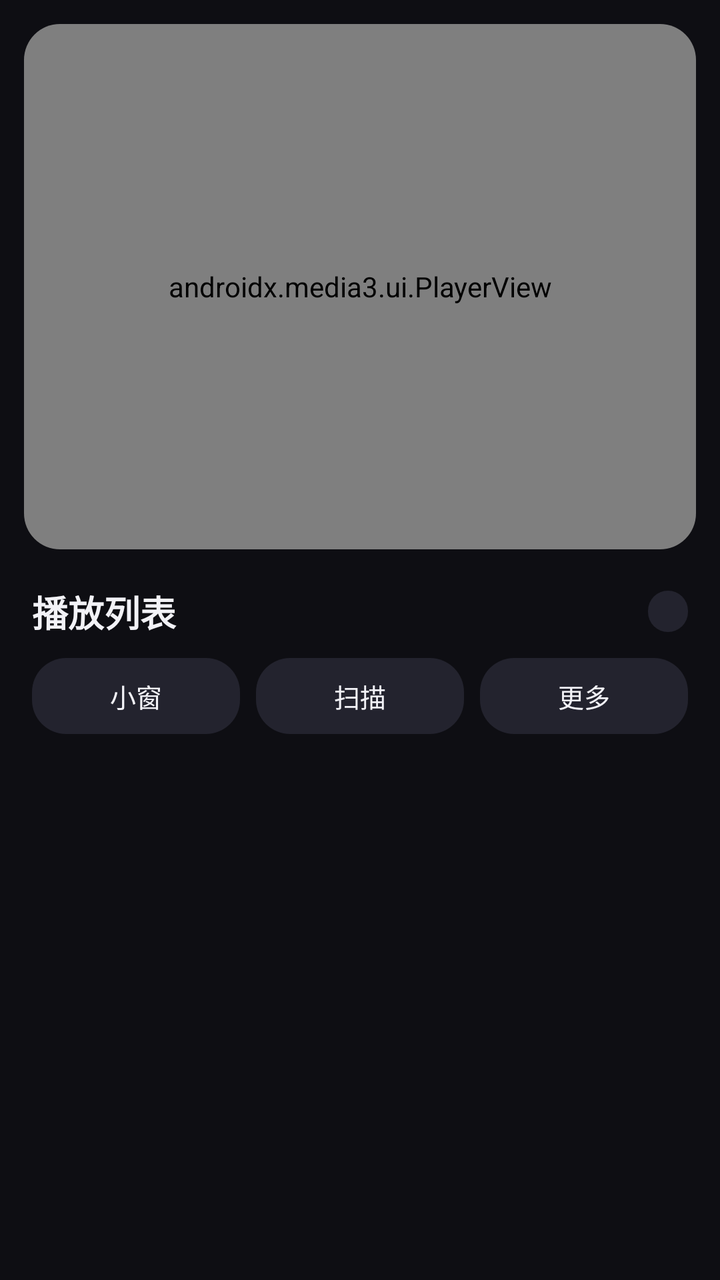
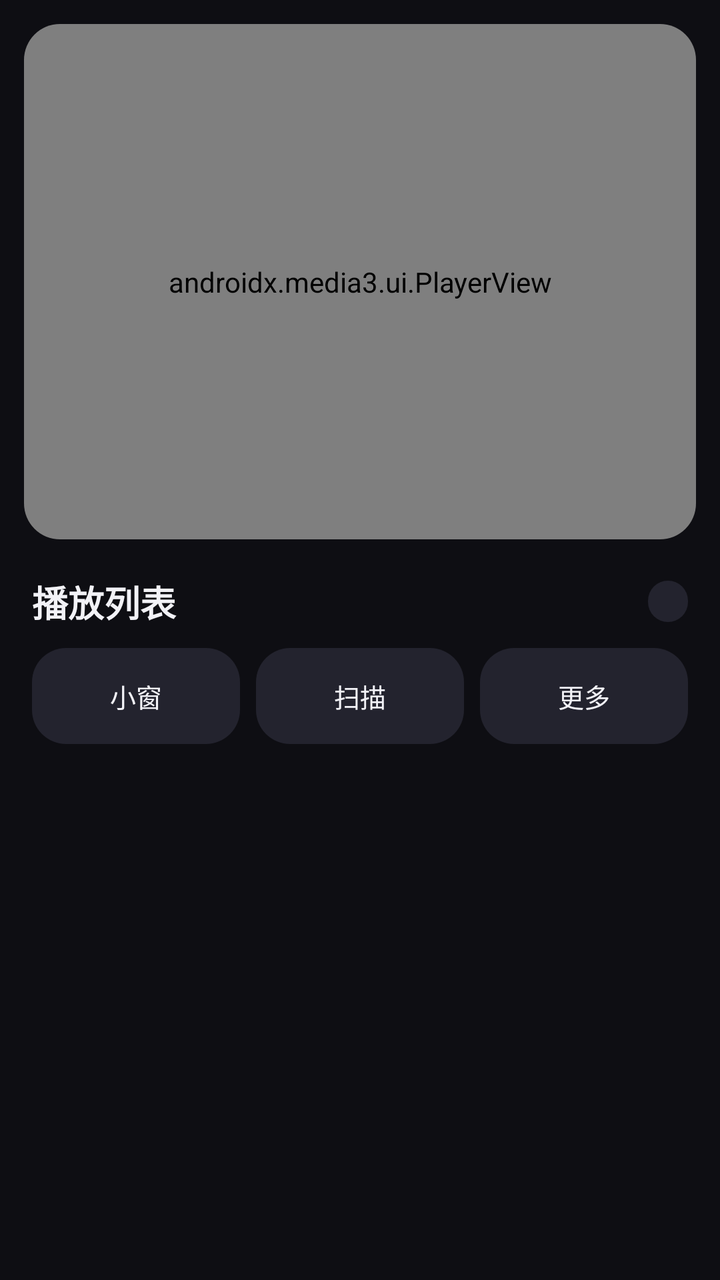

Before-and-after screenshots of an Android layout around one commit, followed by the original layout XML and the change that was made.
<!-- AndroidManifest.xml: application theme Theme.Player -->
<!-- res/layout/activity_main.xml -->
<?xml version="1.0" encoding="utf-8"?>
<LinearLayout xmlns:android="http://schemas.android.com/apk/res/android"
    xmlns:app="http://schemas.android.com/apk/res-auto"
    android:layout_width="match_parent"
    android:layout_height="match_parent"
    android:orientation="vertical">

    
    <com.google.android.material.card.MaterialCardView
        android:id="@+id/player_card"
        android:layout_width="match_parent"
        android:layout_height="0dp"
        android:layout_weight="1"
        android:layout_marginStart="12dp"
        android:layout_marginEnd="12dp"
        android:layout_marginTop="12dp"
        android:layout_marginBottom="4dp"
        app:cardBackgroundColor="@color/bg_dark"
        app:cardCornerRadius="18dp"
        app:cardElevation="0dp"
        app:strokeWidth="0dp">

        
        <androidx.media3.ui.PlayerView
            android:id="@+id/player_view"
            android:layout_width="match_parent"
            android:layout_height="match_parent"
            app:use_controller="true"
            app:show_timeout="3000"
            app:resize_mode="fit"
            app:surface_type="texture_view"
            app:show_buffering="when_playing"
            app:controller_layout_id="@layout/custom_player_control_view"
            app:play_icon="@drawable/player_control_play"
            app:pause_icon="@drawable/player_control_pause"
            app:previous_icon="@drawable/player_control_previous"
            app:next_icon="@drawable/player_control_next"
            app:repeat_off_icon="@drawable/player_control_repeat_off"
            app:repeat_one_icon="@drawable/player_control_repeat_one"
            app:repeat_all_icon="@drawable/player_control_repeat_all"
            app:shuffle_off_icon="@drawable/player_control_shuffle_off"
            app:shuffle_on_icon="@drawable/player_control_shuffle_on"
            app:fullscreen_enter_icon="@drawable/player_control_fullscreen_enter"
            app:fullscreen_exit_icon="@drawable/player_control_fullscreen_exit" />

        
        <LinearLayout
            android:id="@+id/fullscreen_info_bar"
            android:layout_width="match_parent"
            android:layout_height="wrap_content"
            android:layout_gravity="top"
            android:orientation="horizontal"
            android:gravity="center_vertical"
            android:paddingStart="@dimen/fullscreen_info_start_padding"
            android:paddingEnd="16dp"
            android:paddingTop="8dp"
            android:paddingBottom="8dp"
            android:visibility="gone">

            <TextView
                style="@style/FullscreenInfoText"
                android:id="@+id/tv_fullscreen_name"
                android:layout_width="0dp"
                android:layout_height="wrap_content"
                android:layout_weight="1"
                android:singleLine="true"
                android:ellipsize="end" />

            <TextView
                style="@style/FullscreenInfoText"
                android:id="@+id/tv_fullscreen_clock"
                android:layout_width="wrap_content"
                android:layout_height="wrap_content"
                android:layout_marginStart="12dp" />

            <TextView
                style="@style/FullscreenInfoText"
                android:id="@+id/tv_fullscreen_battery"
                android:layout_width="wrap_content"
                android:layout_height="wrap_content"
                android:layout_marginStart="10dp" />

        </LinearLayout>

        
        <TextView
            android:id="@+id/gesture_overlay"
            android:layout_width="wrap_content"
            android:layout_height="wrap_content"
            android:layout_gravity="center"
            android:paddingStart="20dp"
            android:paddingEnd="20dp"
            android:paddingTop="10dp"
            android:paddingBottom="10dp"
            android:background="@drawable/bg_gesture_overlay"
            android:gravity="center"
            android:textColor="@color/text_primary"
            android:textSize="15sp"
            android:lineSpacingExtra="3dp"
            android:visibility="gone" />
    </com.google.android.material.card.MaterialCardView>

    
    <LinearLayout
        android:id="@+id/toolbar_layout"
        android:layout_width="match_parent"
        android:layout_height="wrap_content"
        android:orientation="vertical"
        android:paddingTop="14dp"
        android:paddingBottom="10dp">

        
        <LinearLayout
            android:layout_width="match_parent"
            android:layout_height="wrap_content"
            android:orientation="horizontal"
            android:gravity="center_vertical"
            android:paddingStart="16dp"
            android:paddingEnd="16dp">

            <TextView
                android:layout_width="0dp"
                android:layout_height="wrap_content"
                android:layout_weight="1"
                android:text="@string/playlist_title"
                android:textSize="18sp"
                android:textStyle="bold"
                android:fontFamily="sans-serif-medium"
                android:textColor="@color/text_primary" />

            <TextView
                android:id="@+id/tv_count"
                android:layout_width="wrap_content"
                android:layout_height="wrap_content"
                android:paddingStart="10dp"
                android:paddingEnd="10dp"
                android:paddingTop="3dp"
                android:paddingBottom="3dp"
                android:background="@drawable/bg_pill_button"
                android:textColor="@color/text_secondary"
                android:textSize="11sp" />
        </LinearLayout>

        
        <LinearLayout
            android:layout_width="match_parent"
            android:layout_height="wrap_content"
            android:orientation="horizontal"
            android:paddingStart="16dp"
            android:paddingEnd="16dp"
            android:paddingTop="10dp">

            <Button
                android:id="@+id/btn_pip"
                style="@style/ToolbarActionButton"
                android:text="@string/pip" />

            <Button
                android:id="@+id/btn_scan"
                style="@style/ToolbarActionButton"
                android:layout_marginStart="8dp"
                android:text="@string/scan_local" />

            <Button
                android:id="@+id/btn_more"
                style="@style/ToolbarActionButton"
                android:layout_marginStart="8dp"
                android:text="@string/more" />
        </LinearLayout>
    </LinearLayout>

    
    <FrameLayout
        android:id="@+id/playlist_container"
        android:layout_width="match_parent"
        android:layout_height="0dp"
        android:layout_weight="1">

        <androidx.recyclerview.widget.RecyclerView
            android:id="@+id/recycler_playlist"
            android:layout_width="match_parent"
            android:layout_height="match_parent"
            android:paddingStart="12dp"
            android:paddingEnd="12dp"
            android:paddingTop="4dp"
            android:paddingBottom="20dp"
            android:clipToPadding="false"
            android:overScrollMode="never" />

        <TextView
            android:id="@+id/tv_empty"
            android:layout_width="wrap_content"
            android:layout_height="wrap_content"
            android:layout_gravity="center"
            android:gravity="center"
            android:lineSpacingExtra="6dp"
            android:text="@string/list_empty_hint"
            android:textColor="@color/text_secondary"
            android:textSize="14sp"
            android:visibility="gone" />
    </FrameLayout>

</LinearLayout>
<!-- res/layout/custom_player_control_view.xml (included above) -->
<?xml version="1.0" encoding="utf-8"?>
<merge xmlns:android="http://schemas.android.com/apk/res/android">

  <View android:id="@id/exo_controls_background"
      android:layout_width="0dp"
      android:layout_height="0dp"
      android:background="@color/player_control_overlay"/>

  
  <ImageButton android:id="@+id/btn_fullscreen_back"
      style="@style/PlayerControls.Button.Back"
      android:layout_gravity="top|start"
      android:contentDescription="@string/player_control_back"
      android:visibility="gone"/>

  <FrameLayout android:id="@id/exo_bottom_bar"
      android:layout_width="match_parent"
      android:layout_height="@dimen/player_control_bottom_bar_height"
      android:layout_marginTop="@dimen/player_control_bottom_bar_top_margin"
      android:layout_gravity="bottom"
      android:background="@color/player_control_bar">

    <LinearLayout android:id="@id/exo_time"
        android:layout_width="wrap_content"
        android:layout_height="wrap_content"
        android:paddingStart="@dimen/player_control_time_padding"
        android:paddingEnd="@dimen/player_control_time_padding"
        android:layout_gravity="center_vertical|start">

      
      <TextView android:id="@id/exo_position"
          style="@style/PlayerControls.TimeText.Position"/>

      <TextView
          style="@style/PlayerControls.TimeText.Separator"/>

      <TextView android:id="@id/exo_duration"
          style="@style/PlayerControls.TimeText.Duration"/>

    </LinearLayout>

    <LinearLayout android:id="@id/exo_basic_controls"
        android:layout_width="wrap_content"
        android:layout_height="wrap_content"
        android:layout_gravity="center_vertical|end">

      
      <TextView android:id="@+id/btn_audio"
          style="@style/PlayerControls.TextButton"
          android:text="@string/track_audio"/>

      <TextView android:id="@+id/btn_subtitle"
          style="@style/PlayerControls.TextButton"
          android:text="@string/track_subtitle"/>

      
      <ImageButton android:id="@id/exo_shuffle"
          style="@style/PlayerControls.Button.Shuffle"
          android:contentDescription="@string/player_control_shuffle"/>

      <ImageButton android:id="@id/exo_repeat_toggle"
          style="@style/PlayerControls.Button.Repeat"
          android:contentDescription="@string/player_control_repeat"/>

      <TextView android:id="@+id/btn_speed"
          style="@style/PlayerControls.TextButton"
          android:text="@string/speed_default_label"
          android:textStyle="bold"/>

      <ImageButton android:id="@id/exo_fullscreen"
          style="@style/PlayerControls.Button.Fullscreen"
          android:contentDescription="@string/player_control_fullscreen"/>

      <ImageButton android:id="@id/exo_overflow_show"
          style="@style/PlayerControls.Button.OverflowShow"
          android:contentDescription="@string/player_control_more"/>

    </LinearLayout>

    <HorizontalScrollView android:id="@id/exo_extra_controls_scroll_view"
        android:layout_width="wrap_content"
        android:layout_height="wrap_content"
        android:layout_gravity="center_vertical|end"
        android:visibility="invisible">

      <LinearLayout android:id="@id/exo_extra_controls"
          android:layout_width="wrap_content"
          android:layout_height="wrap_content">

        <ImageButton android:id="@id/exo_overflow_hide"
            style="@style/PlayerControls.Button.OverflowHide"
            android:contentDescription="@string/player_control_less"/>

      </LinearLayout>

    </HorizontalScrollView>

  </FrameLayout>

  <View android:id="@id/exo_progress_placeholder"
      android:layout_width="match_parent"
      android:layout_height="@dimen/player_control_progress_layout_height"
      android:layout_gravity="bottom"
      android:layout_marginBottom="@dimen/player_control_progress_margin_bottom"/>

  <LinearLayout android:id="@id/exo_minimal_controls"
      android:layout_width="wrap_content"
      android:layout_height="wrap_content"
      android:layout_gravity="bottom|end"
      android:layout_marginBottom="@dimen/player_control_minimal_margin_bottom"
      android:orientation="horizontal"
      android:gravity="center_vertical">

    <ImageButton android:id="@id/exo_minimal_fullscreen"
        style="@style/PlayerControls.Button.Fullscreen"
        android:contentDescription="@string/player_control_fullscreen"/>

  </LinearLayout>

  
  <LinearLayout
      android:id="@id/exo_center_controls"
      android:layout_width="wrap_content"
      android:layout_height="wrap_content"
      android:layout_gravity="center"
      android:background="@android:color/transparent"
      android:gravity="center"
      android:padding="@dimen/player_control_center_padding"
      android:clipToPadding="false">

    <ImageButton android:id="@id/exo_prev"
        style="@style/PlayerControls.Button.Previous"
        android:contentDescription="@string/player_control_previous"/>

    <ImageButton android:id="@id/exo_play_pause"
        style="@style/PlayerControls.Button.PlayPause"
        android:contentDescription="@string/player_control_play_pause"/>

    <ImageButton android:id="@id/exo_next"
        style="@style/PlayerControls.Button.Next"
        android:contentDescription="@string/player_control_next"/>

  </LinearLayout>

</merge>
<!-- resources referenced by this layout -->
<resources>
  <color name="bg_dark">#FF0E0E13</color>
  <color name="player_control_bar">#CC000000</color>
  <color name="player_control_overlay">#99000000</color>
  <color name="text_primary">#FFF2F2F7</color>
  <color name="text_secondary">#FF8E8E99</color>
  <dimen name="fullscreen_info_start_padding">52dp</dimen>
  <dimen name="player_control_bottom_bar_height">60dp</dimen>
  <dimen name="player_control_bottom_bar_top_margin">10dp</dimen>
  <dimen name="player_control_center_padding">24dp</dimen>
  <dimen name="player_control_minimal_margin_bottom">4dp</dimen>
  <dimen name="player_control_progress_layout_height">48dp</dimen>
  <dimen name="player_control_progress_margin_bottom">52dp</dimen>
  <dimen name="player_control_time_padding">10dp</dimen>
  <string name="list_empty_hint">播放列表还是空的\n点击上方「扫描」导入本地视频和音频</string>
  <string name="more">更多</string>
  <string name="pip">小窗</string>
  <string name="player_control_back">退出全屏返回</string>
  <string name="player_control_fullscreen">全屏</string>
  <string name="player_control_less">收起控制</string>
  <string name="player_control_more">更多控制</string>
  <string name="player_control_next">下一项</string>
  <string name="player_control_play_pause">播放或暂停</string>
  <string name="player_control_previous">上一项</string>
  <string name="player_control_repeat">循环模式</string>
  <string name="player_control_shuffle">随机播放</string>
  <string name="playlist_title">播放列表</string>
  <string name="scan_local">扫描</string>
  <string name="speed_default_label">1x</string>
  <string name="track_audio">音轨</string>
  <string name="track_subtitle">字幕</string>
  <style name="PlayerControls.Button.Back" parent="PlayerControls.Button.Bottom">
          <item name="android:src">@drawable/ic_back</item>
      </style>
  <style name="PlayerControls.Button.Next" parent="PlayerControls.Button.Center">
          <item name="android:src">@drawable/player_control_next</item>
      </style>
  <style name="PlayerControls.Button.PlayPause" parent="PlayerControls.Button.Center">
          <item name="android:src">@drawable/player_control_play</item>
      </style>
  <style name="ToolbarActionButton">
          <item name="android:layout_width">0dp</item>
          <item name="android:layout_weight">1</item>
          <item name="android:layout_height">38dp</item>
          <item name="android:minWidth">0dp</item>
          <item name="android:minHeight">0dp</item>
          <item name="android:paddingStart">4dp</item>
          <item name="android:paddingEnd">4dp</item>
          <item name="android:insetTop">0dp</item>
          <item name="android:insetBottom">0dp</item>
          <item name="android:stateListAnimator">@null</item>
          <item name="android:background">@drawable/bg_pill_button</item>
          <item name="android:gravity">center</item>
          <item name="android:singleLine">true</item>
          <item name="android:ellipsize">end</item>
          <item name="android:textAllCaps">false</item>
          <item name="android:textColor">@color/text_primary</item>
          <item name="android:textSize">13sp</item>
      </style>
  <color name="surface_2">#FF23232E</color>
  <color name="player_control_text">#FFFFFFFF</color>
  <color name="player_control_text_disabled">#4EFFFFFF</color>
  <color name="fullscreen_info_shadow">#99000000</color>
  <color name="player_control_muted_text">#B3FFFFFF</color>
  <color name="accent">#FFA78BFA</color>
  <color name="accent_deep">#FF7C5CFF</color>
  <color name="surface_1">#FF17171F</color>
  <dimen name="player_control_small_icon_size">48dp</dimen>
  <dimen name="player_control_small_icon_padding">12dp</dimen>
  <dimen name="player_control_icon_size">52dp</dimen>
  <dimen name="player_control_icon_padding">10dp</dimen>
  <dimen name="player_control_time_text_size">14sp</dimen>
  <dimen name="player_control_icon_margin">2dp</dimen>
  <!-- unchanged entries left out for length: 32 -->
</resources>

<!-- the commit's change to res/layout/activity_main.xml (unified diff, before → after) -->
@@ -198,6 +198,25 @@
             android:textColor="@color/text_secondary"
             android:textSize="14sp"
             android:visibility="gone" />
+
+        
+        <TextView
+            android:id="@+id/tv_scan_notice"
+            android:layout_width="wrap_content"
+            android:layout_height="wrap_content"
+            android:layout_gravity="top|center_horizontal"
+            android:layout_marginTop="8dp"
+            android:paddingStart="14dp"
+            android:paddingEnd="14dp"
+            android:paddingTop="6dp"
+            android:paddingBottom="6dp"
+            android:background="@drawable/bg_pill_button"
+            android:elevation="4dp"
+            android:clickable="true"
+            android:focusable="true"
+            android:textColor="@color/text_primary"
+            android:textSize="12sp"
+            android:visibility="gone" />
     </FrameLayout>
 
 </LinearLayout>
<!-- resource entries referenced after the edit -->
@@ -42,11 +42,13 @@
   <style name="ToolbarActionButton">
           <item name="android:layout_width">0dp</item>
           <item name="android:layout_weight">1</item>
-          <item name="android:layout_height">38dp</item>
+          <item name="android:layout_height">wrap_content</item>
           <item name="android:minWidth">0dp</item>
-          <item name="android:minHeight">0dp</item>
+          <item name="android:minHeight">48dp</item>
           <item name="android:paddingStart">4dp</item>
           <item name="android:paddingEnd">4dp</item>
+          <item name="android:paddingTop">12dp</item>
+          <item name="android:paddingBottom">12dp</item>
           <item name="android:insetTop">0dp</item>
           <item name="android:insetBottom">0dp</item>
           <item name="android:stateListAnimator">@null</item>
